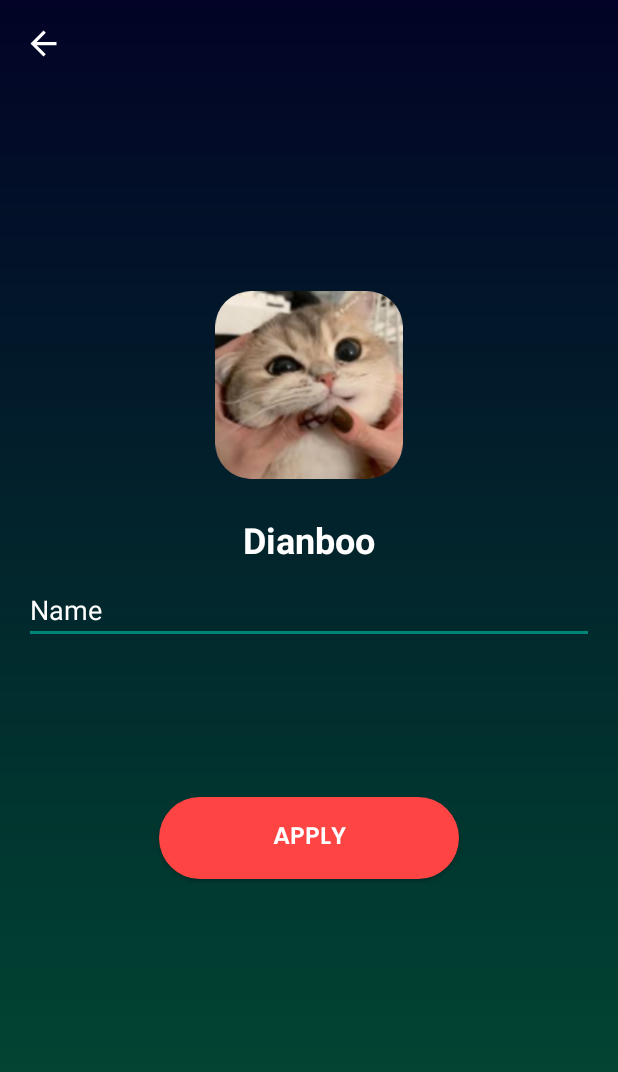
After one commit to muhfajarags/music-player-app, an Android app: the layout fragment_edit_profile.xml on its own in the app's theme, with its tools: preview values and no code run, on a phone screen of 412 x 824 dp. The commit adds this screen. Shown: the top 1072 px of the screen. Run offline under Robolectric (Android 15) with nearby library versions, the phone set to English and light mode, and no system bars.

Commit message:
Setelah Conversi Fragment

```diff
--- a/app/src/main/AndroidManifest.xml
+++ b/app/src/main/AndroidManifest.xml
@@ -20,7 +20,7 @@
             android:name=".MyPlaylistProfileCollection"
             android:exported="false" />
         <activity
-            android:name=".EditProfile"
+            android:name=".EditProfileFragment"
             android:exported="false" />
         <activity
             android:name=".SplashActivity"
--- /dev/null
+++ b/app/src/main/res/layout/fragment_edit_profile.xml
@@ -0,0 +1,83 @@
+<?xml version="1.0" encoding="utf-8"?>
+<androidx.constraintlayout.widget.ConstraintLayout
+    xmlns:android="http://schemas.android.com/apk/res/android"
+    xmlns:app="http://schemas.android.com/apk/res-auto"
+    xmlns:tools="http://schemas.android.com/tools"
+    android:id="@+id/main"
+    android:layout_width="match_parent"
+    android:layout_height="match_parent"
+    android:background="@drawable/bg_gradient">
+
+    <LinearLayout
+        xmlns:android="http://schemas.android.com/apk/res/android"
+        xmlns:tools="http://schemas.android.com/tools"
+        android:layout_width="match_parent"
+        android:layout_height="match_parent"
+        android:orientation="vertical"
+        android:padding="16dp"
+        tools:context=".ProfileActivity">
+
+        <ImageView
+            android:id="@+id/backButton"
+            android:layout_width="wrap_content"
+            android:layout_height="wrap_content"
+            android:src="@drawable/ic_back"
+            android:contentDescription="Back"
+            android:layout_gravity="start"
+            android:layout_marginBottom="24dp" />
+
+        <LinearLayout
+            android:layout_width="match_parent"
+            android:layout_height="wrap_content"
+            android:orientation="vertical"
+            android:gravity="center"
+            android:layout_marginTop="128dp"
+            android:layout_marginBottom="16dp">
+
+            <com.google.android.material.imageview.ShapeableImageView
+                android:id="@+id/center_image"
+                android:layout_width="125dp"
+                android:layout_height="125dp"
+                android:scaleType="centerCrop"
+                android:src="@drawable/img_profile1"
+                app:shapeAppearanceOverlay="@style/songSquare" />
+
+            <TextView
+                android:id="@+id/profileName"
+                android:layout_width="wrap_content"
+                android:layout_height="wrap_content"
+                android:layout_marginTop="24dp"
+                android:text="Dianboo"
+                android:textColor="@android:color/white"
+                android:textSize="24sp"
+                android:textStyle="bold"
+                android:layout_marginBottom="8dp" />
+
+            <EditText
+                android:id="@+id/editTextText"
+                android:layout_width="match_parent"
+                android:layout_height="wrap_content"
+                android:ems="10"
+                android:inputType="text"
+                android:textColor="@color/white"
+                android:text="Name" />
+
+        </LinearLayout>
+
+        <Button
+            android:id="@+id/applyButton"
+            android:layout_width="200dp"
+            android:layout_height="wrap_content"
+            android:layout_gravity="center"
+            android:layout_marginTop="86dp"
+            android:layout_marginBottom="32dp"
+            android:background="@drawable/bg_rounded_button_logout"
+            android:fontFamily="@font/poppins_semibold"
+            android:paddingHorizontal="26dp"
+            android:paddingVertical="13dp"
+            android:text="Apply"
+            android:textColor="@color/white"
+            android:textSize="16sp" />
+
+    </LinearLayout>
+</androidx.constraintlayout.widget.ConstraintLayout>
```
Also changed, not shown: app/src/main/java/com/example/music_player_app/EditProfileFragment.java (added, +78 -0 lines), app/src/main/java/com/example/music_player_app/ProfileActivity.java (+48 -44 lines), app/src/main/res/layout/profile.xml (+21 -1 lines).
